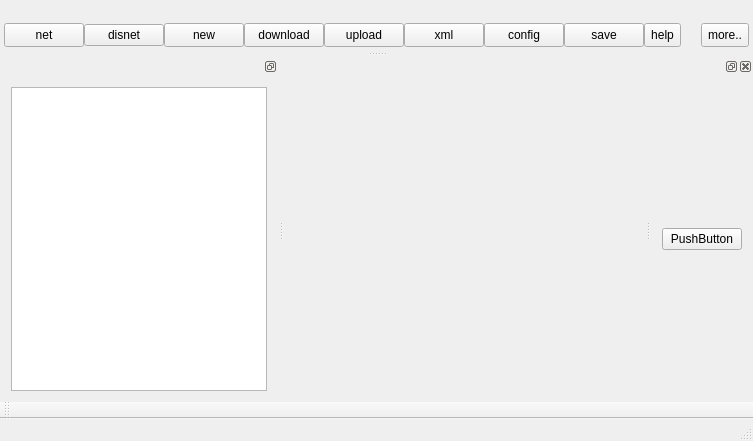
Qt form App/AppSDT/sdtmainwindow.ui (tiangaomingjing/ServoDriveTech) before a commit.
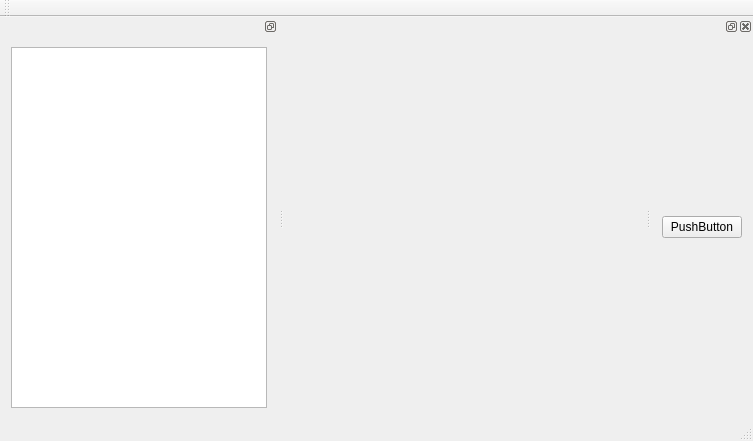
The same form after that commit.

What changed in the file:
```diff
--- a/App/AppSDT/sdtmainwindow.ui
+++ b/App/AppSDT/sdtmainwindow.ui
@@ -50,177 +50,13 @@
   </widget>
   <widget class="QToolBar" name="mainToolBar">
    <attribute name="toolBarArea">
-    <enum>BottomToolBarArea</enum>
+    <enum>TopToolBarArea</enum>
    </attribute>
    <attribute name="toolBarBreak">
     <bool>false</bool>
    </attribute>
   </widget>
   <widget class="QStatusBar" name="statusBar"/>
-  <widget class="QDockWidget" name="dockWidgetToolBar">
-   <property name="features">
-    <set>QDockWidget::NoDockWidgetFeatures</set>
-   </property>
-   <attribute name="dockWidgetArea">
-    <number>4</number>
-   </attribute>
-   <widget class="QWidget" name="dockWidgetContentsTool">
-    <layout class="QHBoxLayout" name="hlayoutToolBar">
-     <property name="spacing">
-      <number>0</number>
-     </property>
-     <property name="leftMargin">
-      <number>4</number>
-     </property>
-     <property name="topMargin">
-      <number>4</number>
-     </property>
-     <property name="rightMargin">
-      <number>4</number>
-     </property>
-     <property name="bottomMargin">
-      <number>4</number>
-     </property>
-     <item>
-      <widget class="QPushButton" name="btnConnect">
-       <property name="minimumSize">
-        <size>
-         <width>0</width>
-         <height>24</height>
-        </size>
-       </property>
-       <property name="text">
-        <string>net</string>
-       </property>
-      </widget>
-     </item>
-     <item>
-      <widget class="QPushButton" name="btnDisNet">
-       <property name="text">
-        <string>disnet</string>
-       </property>
-      </widget>
-     </item>
-     <item>
-      <widget class="QPushButton" name="btnNew">
-       <property name="minimumSize">
-        <size>
-         <width>0</width>
-         <height>24</height>
-        </size>
-       </property>
-       <property name="text">
-        <string>new</string>
-       </property>
-      </widget>
-     </item>
-     <item>
-      <widget class="QPushButton" name="btnDownLoad">
-       <property name="minimumSize">
-        <size>
-         <width>0</width>
-         <height>24</height>
-        </size>
-       </property>
-       <property name="text">
-        <string>download</string>
-       </property>
-      </widget>
-     </item>
-     <item>
-      <widget class="QPushButton" name="btnUpload">
-       <property name="minimumSize">
-        <size>
-         <width>0</width>
-         <height>24</height>
-        </size>
-       </property>
-       <property name="text">
-        <string>upload</string>
-       </property>
-      </widget>
-     </item>
-     <item>
-      <widget class="QPushButton" name="btnXmlCompare">
-       <property name="minimumSize">
-        <size>
-         <width>0</width>
-         <height>24</height>
-        </size>
-       </property>
-       <property name="text">
-        <string>xml</string>
-       </property>
-      </widget>
-     </item>
-     <item>
-      <widget class="QPushButton" name="btnConfig">
-       <property name="minimumSize">
-        <size>
-         <width>0</width>
-         <height>24</height>
-        </size>
-       </property>
-       <property name="text">
-        <string>config</string>
-       </property>
-      </widget>
-     </item>
-     <item>
-      <widget class="QPushButton" name="btnSave">
-       <property name="minimumSize">
-        <size>
-         <width>0</width>
-         <height>24</height>
-        </size>
-       </property>
-       <property name="text">
-        <string>save</string>
-       </property>
-      </widget>
-     </item>
-     <item>
-      <widget class="QToolButton" name="tbtnHelp">
-       <property name="minimumSize">
-        <size>
-         <width>0</width>
-         <height>24</height>
-        </size>
-       </property>
-       <property name="text">
-        <string>help</string>
-       </property>
-      </widget>
-     </item>
-     <item>
-      <spacer name="horizontalSpacer">
-       <property name="orientation">
-        <enum>Qt::Horizontal</enum>
-       </property>
-       <property name="sizeHint" stdset="0">
-        <size>
-         <width>40</width>
-         <height>20</height>
-        </size>
-       </property>
-      </spacer>
-     </item>
-     <item>
-      <widget class="QToolButton" name="tbtnMore">
-       <property name="minimumSize">
-        <size>
-         <width>0</width>
-         <height>24</height>
-        </size>
-       </property>
-       <property name="text">
-        <string>more..</string>
-       </property>
-      </widget>
-     </item>
-    </layout>
-   </widget>
-  </widget>
   <widget class="QDockWidget" name="dockWidgetNav">
    <property name="features">
     <set>QDockWidget::DockWidgetFloatable|QDockWidget::DockWidgetMovable</set>
```
Left out of the diff: 3 changed lines with no effect on the pictures.
